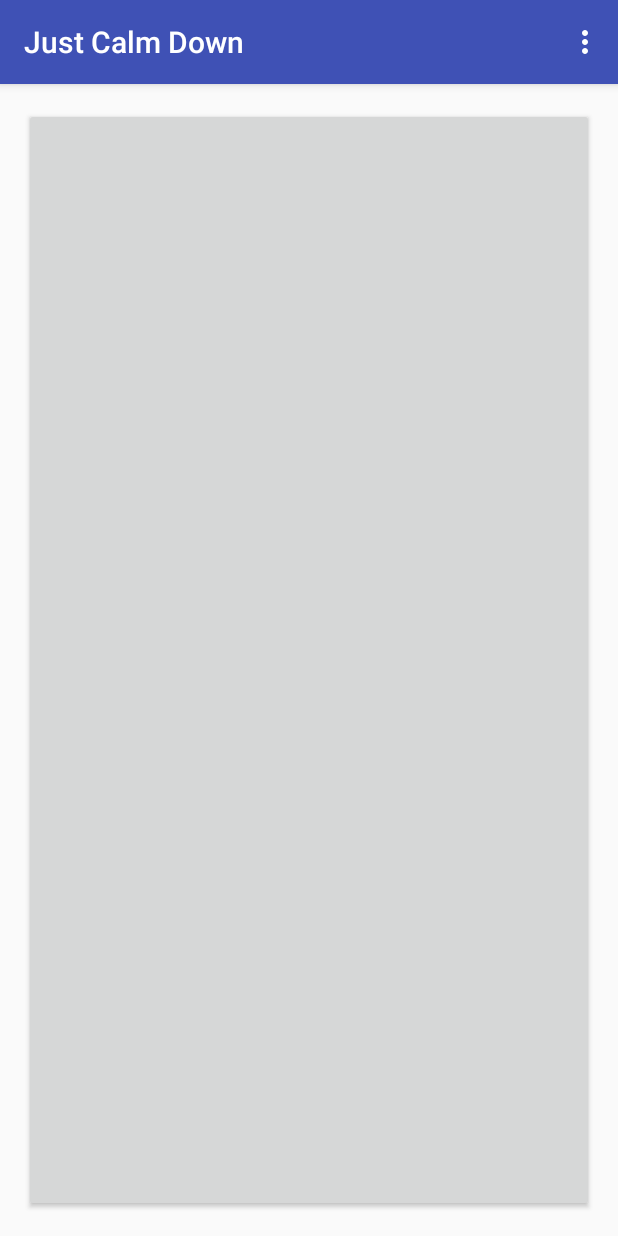
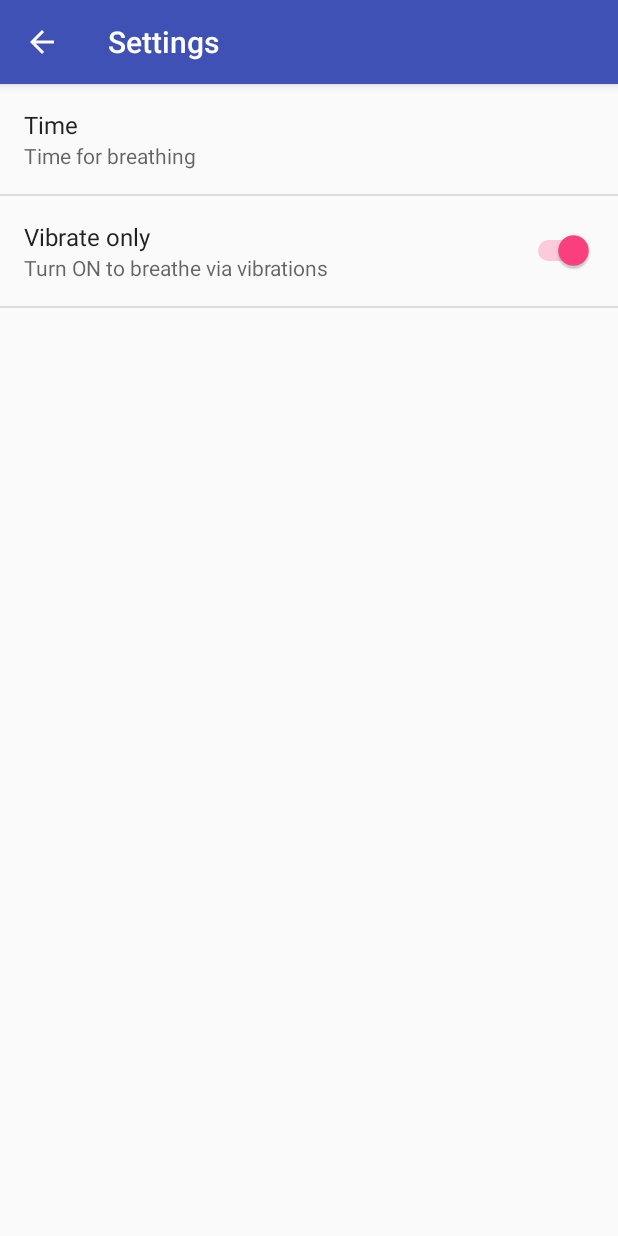
Before and after one commit to mohitagarwal/JustCalmDown, an Android app: the screen it shows after launch (MainActivity before the commit, SettingsActivity after it), in the options menu, after a tap on "Settings", on a phone screen of 412 x 824 dp. Run offline under Robolectric (Android 15) with nearby library versions, the phone set to English and light mode, and no system bars; libraries missing offline, so code that uses them is left out: pl.droidsonroids.gif; plain views replace GifImageButton; 5 statements that could not run were skipped.

Commit message:
adding settings

```diff
--- a/app/src/main/AndroidManifest.xml
+++ b/app/src/main/AndroidManifest.xml
@@ -26,6 +26,10 @@
             android:name=".AboutActivity"
             android:label="@string/title_about"
             android:theme="@style/AppTheme.NoActionBar" />
+        <activity
+            android:name=".SettingsActivity"
+            android:label="@string/title_about"
+            android:theme="@style/AppTheme.NoActionBar" />
     </application>
 
 </manifest>
--- a/app/src/main/java/com/openshutters/justcalmdown/SettingsActivity.java
+++ b/app/src/main/java/com/openshutters/justcalmdown/SettingsActivity.java
@@ -1,16 +1,28 @@
 package com.openshutters.justcalmdown;
 
 import android.os.Bundle;
-import android.preference.PreferenceActivity;
 import android.preference.PreferenceFragment;
+import android.support.v7.app.AppCompatActivity;
+import android.support.v7.widget.Toolbar;
+import android.view.View;
 
 
-public class SettingsActivity extends PreferenceActivity {
+public class SettingsActivity extends AppCompatActivity {
 
     @Override
     protected void onCreate(Bundle savedInstanceState) {
         super.onCreate(savedInstanceState);
         setContentView(R.layout.activity_settings);
+
+        Toolbar toolbar = (Toolbar) findViewById(R.id.toolbar);
+
+        toolbar.setNavigationOnClickListener(new View.OnClickListener() {
+            @Override
+            public void onClick(View v) {
+                finish();
+            }
+        });
+
         getFragmentManager().beginTransaction().replace(R.id.content_settings, new SettingsFragment()).commit();
     }
 
--- a/app/src/main/res/layout/activity_about.xml
+++ b/app/src/main/res/layout/activity_about.xml
@@ -17,6 +17,8 @@
             android:layout_width="match_parent"
             android:layout_height="?attr/actionBarSize"
             android:background="?attr/colorPrimary"
+            android:title="@string/title_about"
+            app:navigationIcon="@drawable/ic_arrow_back_white_24dp"
             app:popupTheme="@style/AppTheme.PopupOverlay" />
 
     </android.support.design.widget.AppBarLayout>
--- a/app/src/main/res/layout/activity_settings.xml
+++ b/app/src/main/res/layout/activity_settings.xml
@@ -17,7 +17,10 @@
             android:layout_width="match_parent"
             android:layout_height="?attr/actionBarSize"
             android:background="?attr/colorPrimary"
-            app:popupTheme="@style/AppTheme.PopupOverlay" />
+            android:title="@string/title_settings"
+            app:navigationIcon="@drawable/ic_arrow_back_white_24dp"
+            app:popupTheme="@style/AppTheme.PopupOverlay"
+            app:title="@string/title_settings" />
 
     </android.support.design.widget.AppBarLayout>
 
--- a/app/src/main/res/values/strings.xml
+++ b/app/src/main/res/values/strings.xml
@@ -3,4 +3,5 @@
     <string name="title_about">About</string>
     <string name="action_about">About</string>
     <string name="action_settings">Settings</string>
+    <string name="title_settings">@string/action_settings</string>
 </resources>
--- a/app/src/main/res/xml/settings.xml
+++ b/app/src/main/res/xml/settings.xml
@@ -5,7 +5,7 @@
         android:entries="@array/pref_time_array"
         android:entryValues="@array/pref_time_array"
         android:key="pref_time"
-        android:summary="Time for breating"
+        android:summary="Time for breathing"
         android:title="Time" />
 
     <SwitchPreference
```
Also changed, not shown: app/src/main/java/com/openshutters/justcalmdown/AboutActivity.java (+7 -0 lines), app/src/main/res/drawable-hdpi/ic_arrow_back_white_24dp.png (added), app/src/main/res/drawable-mdpi/ic_arrow_back_white_24dp.png (added), app/src/main/res/drawable-xhdpi/ic_arrow_back_white_24dp.png (added), app/src/main/res/drawable-xxhdpi/ic_arrow_back_white_24dp.png (added), app/src/main/res/drawable-xxxhdpi/ic_arrow_back_white_24dp.png (added).
